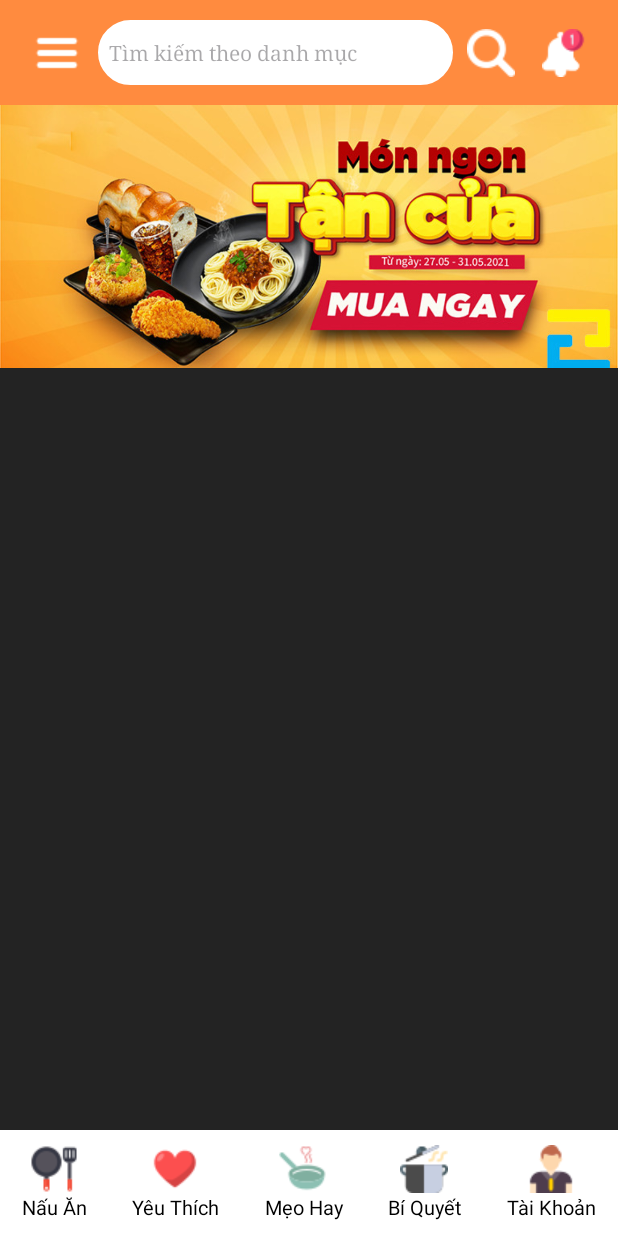
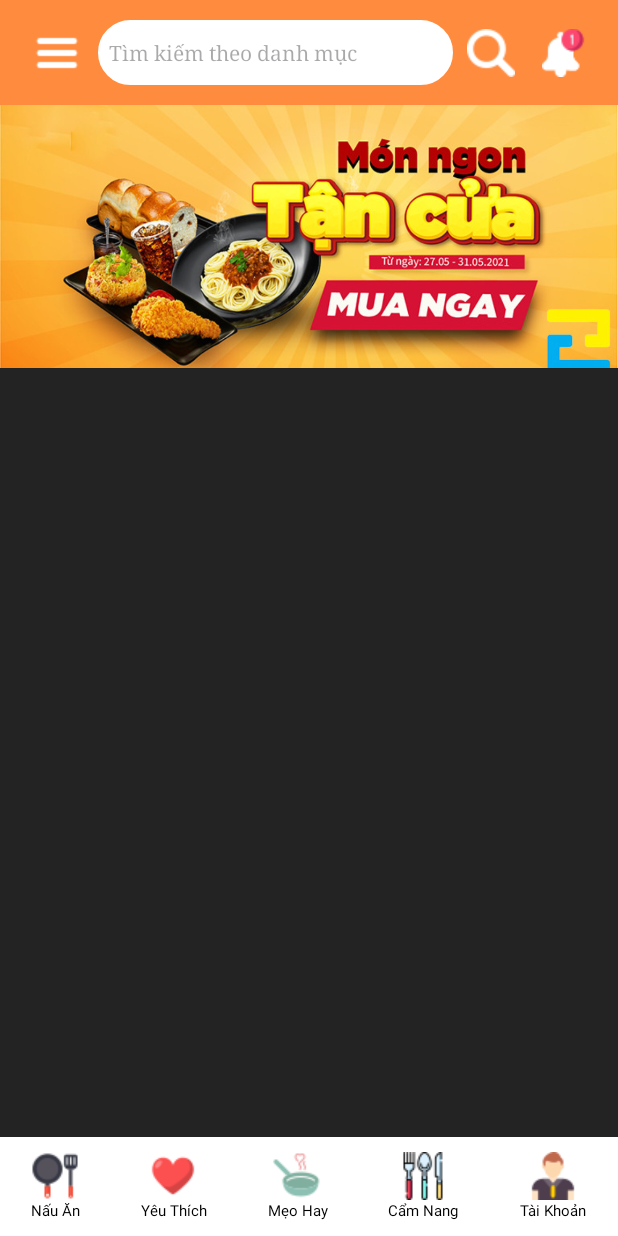
Before and after one commit to vanduy2003/Do_An_Chuyen_Nganh_2, an Android app: the Activity_Home screen opened directly, with no data from a screen before it, in the side drawer, after a tap on "Chia Sẻ", on a phone screen of 412 x 824 dp. Run offline under Robolectric (Android 15) with nearby library versions, the light colour scheme and no system bars; our stand-ins replace Firebase (no records; nobody signed in at launch, a user with empty details on screens opened directly); pictures from the network do not load; Roboto replaces fonts that are not available here.

Commit message:
update lại icon cho menu cẩm nang và sửa giao diện cho hiển thị cẩm nang

```diff
--- a/app/src/main/java/nhom12/eauta/cookinginstructions/Controller/Activity_Home.java
+++ b/app/src/main/java/nhom12/eauta/cookinginstructions/Controller/Activity_Home.java
@@ -50,7 +50,7 @@ public class Activity_Home extends AppCompatActivity {
     private FirebaseDatabase database;
     private DatabaseReference categoriesRef;
     EditText txtSearch;
-    private TextView btnAcc, btnFavorite, btnMeoHay, btnBiQuyet;
+    private TextView btnAcc, btnFavorite, btnMeoHay, btnCamNang;
     private DrawerLayout drawerLayout;
     NavigationView navigationView;
     ActionBarDrawerToggle drawerToggle;
@@ -105,7 +105,7 @@ public class Activity_Home extends AppCompatActivity {
         btnMenu = findViewById(R.id.btnMenu);
         btnAcc = findViewById(R.id.btnAcount);
         btnMeoHay = findViewById(R.id.btnMeoHay);
-        btnBiQuyet = findViewById(R.id.btnBiQuyet);
+        btnCamNang = findViewById(R.id.btnCamNang);
         gvTopSearch = findViewById(R.id.gvTopSearch);
 
         btnMenu.setOnClickListener(view -> {
@@ -124,8 +124,8 @@ public class Activity_Home extends AppCompatActivity {
         String userId = preferences.getString("userId", null);
 
         // bí quyết
-        btnBiQuyet.setOnClickListener(view -> {
-            changeButtonColor(btnBiQuyet,colorBiQuyet);
+        btnCamNang.setOnClickListener(view -> {
+            changeButtonColor(btnCamNang,colorBiQuyet);
             Intent intent = new Intent(Activity_Home.this, Activity_HandBook.class);
             intent.putExtra("UserId", userId);
             startActivity(intent);
@@ -287,9 +287,9 @@ public class Activity_Home extends AppCompatActivity {
             btnMeoHay.setBackgroundColor(defaultColor);
             btnMeoHay.setTextColor(getResources().getColor(R.color.black));
         }
-        if (button != btnBiQuyet) {
-            btnBiQuyet.setBackgroundColor(defaultColor);
-            btnBiQuyet.setTextColor(getResources().getColor(R.color.black));
+        if (button != btnCamNang) {
+            btnCamNang.setBackgroundColor(defaultColor);
+            btnCamNang.setTextColor(getResources().getColor(R.color.black));
         }
     }
 
@@ -306,8 +306,8 @@ public class Activity_Home extends AppCompatActivity {
         btnMeoHay.setBackgroundColor(defaultColor);
         btnMeoHay.setTextColor(getResources().getColor(R.color.black));
 
-        btnBiQuyet.setBackgroundColor(defaultColor);
-        btnBiQuyet.setTextColor(getResources().getColor(R.color.black));
+        btnCamNang.setBackgroundColor(defaultColor);
+        btnCamNang.setTextColor(getResources().getColor(R.color.black));
     }
 
 
--- a/app/src/main/java/nhom12/eauta/cookinginstructions/Controller/GoodTips.java
+++ b/app/src/main/java/nhom12/eauta/cookinginstructions/Controller/GoodTips.java
@@ -42,7 +42,7 @@ public class GoodTips extends AppCompatActivity {
     private int colorBiQuyet;
     private int textColor;
     private int colorCook;
-    private TextView btnAcc, btnFavorite, btnMeoHay, btnBiQuyet, btnCook;
+    private TextView btnAcc, btnFavorite, btnMeoHay, btnCamNang, btnCook;
 
 
     @Override
@@ -57,7 +57,7 @@ public class GoodTips extends AppCompatActivity {
         btnCook = findViewById(R.id.btnCook);
         btnFavorite = findViewById(R.id.btnFavorite);
         btnMeoHay = findViewById(R.id.btnMeoHay);
-        btnBiQuyet = findViewById(R.id.btnBiQuyet);
+        btnCamNang = findViewById(R.id.btnCamNang);
         btnAcc = findViewById(R.id.btnAcount);
 
         defaultColor = getResources().getColor(R.color.trang);
@@ -113,8 +113,8 @@ public class GoodTips extends AppCompatActivity {
 
         // check gọi menu để chuyển trang
         // bí quyết
-        btnBiQuyet.setOnClickListener(view -> {
-            changeButtonColor(btnBiQuyet,colorBiQuyet);
+        btnCamNang.setOnClickListener(view -> {
+            changeButtonColor(btnCamNang,colorBiQuyet);
             Intent intent = new Intent(GoodTips.this, Activity_HandBook.class);
             intent.putExtra("UserId", userId);
             startActivity(intent);
@@ -191,9 +191,9 @@ public class GoodTips extends AppCompatActivity {
             btnMeoHay.setBackgroundColor(defaultColor);
             btnMeoHay.setTextColor(getResources().getColor(R.color.black));
         }
-        if (button != btnBiQuyet) {
-            btnBiQuyet.setBackgroundColor(defaultColor);
-            btnBiQuyet.setTextColor(getResources().getColor(R.color.black));
+        if (button != btnCamNang) {
+            btnCamNang.setBackgroundColor(defaultColor);
+            btnCamNang.setTextColor(getResources().getColor(R.color.black));
         }
         if (button != btnAcc) {
             btnAcc.setBackgroundColor(defaultColor);
@@ -214,8 +214,8 @@ public class GoodTips extends AppCompatActivity {
         btnMeoHay.setBackgroundColor(defaultColor);
         btnMeoHay.setTextColor(getResources().getColor(R.color.black));
 
-        btnBiQuyet.setBackgroundColor(defaultColor);
-        btnBiQuyet.setTextColor(getResources().getColor(R.color.black));
+        btnCamNang.setBackgroundColor(defaultColor);
+        btnCamNang.setTextColor(getResources().getColor(R.color.black));
 
         btnCook.setBackgroundColor(defaultColor);
         btnCook.setTextColor(getResources().getColor(R.color.black));
--- a/app/src/main/res/layout/navbar.xml
+++ b/app/src/main/res/layout/navbar.xml
@@ -16,7 +16,7 @@
         android:text="Nấu Ăn"
         android:padding="10dp"
         android:textColor="@color/black"
-        android:textSize="13sp" />
+        android:textSize="10sp" />
 
     <TextView
         android:id="@+id/btnFavorite"
@@ -28,7 +28,7 @@
         android:padding="10dp"
         android:text="Yêu Thích"
         android:textColor="@color/black"
-        android:textSize="13sp" />
+        android:textSize="10sp" />
 
     <TextView
         android:id="@+id/btnMeoHay"
@@ -40,19 +40,19 @@
         android:gravity="center"
         android:text="Mẹo Hay"
         android:textColor="@color/black"
-        android:textSize="13sp" />
+        android:textSize="10sp" />
 
     <TextView
-        android:id="@+id/btnBiQuyet"
+        android:id="@+id/btnCamNang"
         android:layout_width="wrap_content"
         android:layout_height="wrap_content"
         android:padding="10dp"
         android:layout_weight="1"
-        android:drawableTop="@drawable/cooking"
+        android:drawableTop="@drawable/cutlery"
         android:gravity="center"
-        android:text="Bí Quyết"
+        android:text="Cẩm Nang"
         android:textColor="@color/black"
-        android:textSize="13sp" />
+        android:textSize="10sp" />
 
     <TextView
         android:id="@+id/btnAcount"
@@ -64,5 +64,5 @@
         android:padding="10dp"
         android:text="Tài Khoản"
         android:textColor="@color/black"
-        android:textSize="13sp" />
+        android:textSize="10sp" />
 </LinearLayout>
```
Also changed, not shown: app/src/main/java/nhom12/eauta/cookinginstructions/Controller/Activity_DishList.java (+9 -9 lines), app/src/main/java/nhom12/eauta/cookinginstructions/Controller/Activity_Favorite.java (+10 -10 lines), app/src/main/java/nhom12/eauta/cookinginstructions/Controller/Activity_HandBook.java (+7 -7 lines), app/src/main/java/nhom12/eauta/cookinginstructions/Controller/Activity_RecipeDetail.java (+9 -9 lines), app/src/main/java/nhom12/eauta/cookinginstructions/Controller/Activity_TipsDetail.java (+9 -9 lines), app/src/main/java/nhom12/eauta/cookinginstructions/Controller/Activity_UpdateInfo.java (+9 -9 lines), app/src/main/java/nhom12/eauta/cookinginstructions/Controller/UpdateInfor.java (+9 -9 lines), app/src/main/res/layout/activity_handbook.xml (+6 -5 lines), app/src/main/res/layout/activity_item_handbook.xml (+10 -13 lines), app/src/main/res/drawable/cutlery.png (added), 1 other file.
